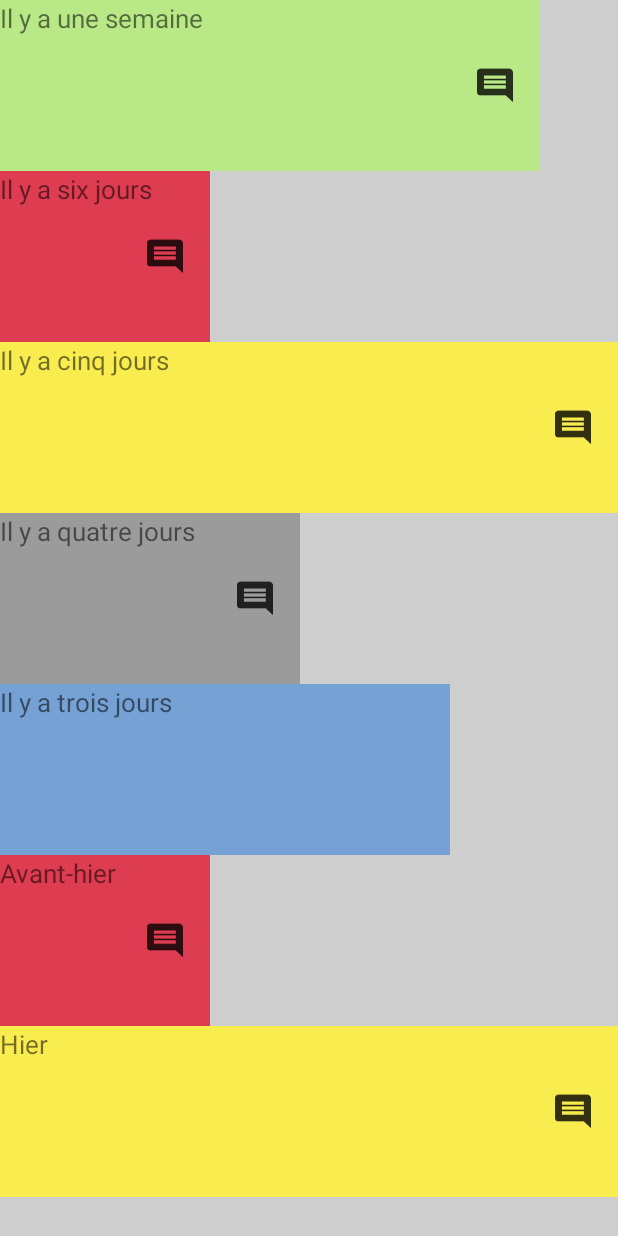
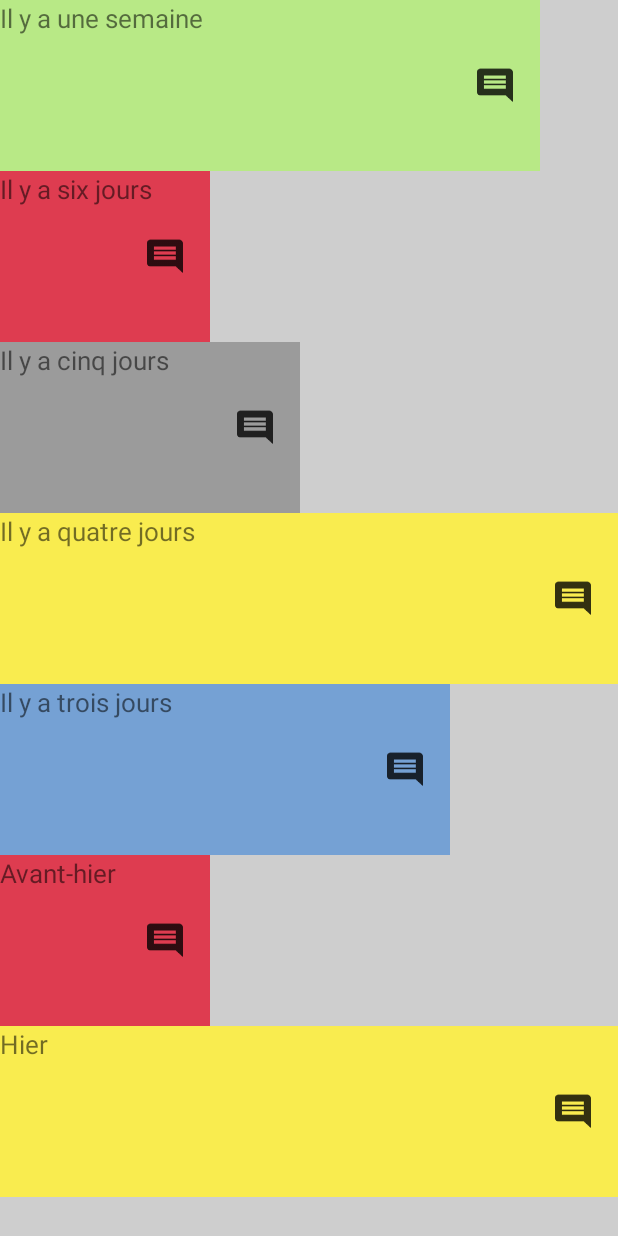
Before and after one commit to MiguelFerreiraMendes/MoodTacker, an Android app: the View_history_recycler_view screen opened directly, with no data from a screen before it, on a phone screen of 412 x 824 dp. Run offline under Robolectric (Android 15) with nearby library versions, the phone set to English and light mode, and no system bars.

Commit message:
Adjust the MoodHistoryAdapter for a Table and not an array. The View_history_recycler_view.java is now working with the json from the MainActivity

```diff
--- a/app/src/main/java/com/miguel/moodtracker/controller/MoodHistoryAdapter.java
+++ b/app/src/main/java/com/miguel/moodtracker/controller/MoodHistoryAdapter.java
@@ -15,19 +15,17 @@ import android.widget.Toast;
 import com.miguel.moodtracker.R;
 import com.miguel.moodtracker.model.Mood_history;
 
-import java.util.List;
-
 class MoodHistoryAdapter extends RecyclerView.Adapter<MyViewHolder> {
 
-    private List<Mood_history> mmoodlist;
+    private Mood_history[] mmoodlist;
     private Context mContext;
     private SharedPreferences mSharedPreferences;
     private int mwidth;
     private int mheight;
-    private int index = 0;
+    private int index = 6;
 
 
-    MoodHistoryAdapter(List<Mood_history> moodlist, Context context){
+    MoodHistoryAdapter(Mood_history[] moodlist, Context context){
         mmoodlist = moodlist;
         mContext = context;
         mSharedPreferences = mContext.getSharedPreferences("display size", Context.MODE_PRIVATE);
@@ -44,12 +42,12 @@ class MoodHistoryAdapter extends RecyclerView.Adapter<MyViewHolder> {
 
     @Override
     public void onBindViewHolder(MyViewHolder myViewHolder, int position) {
-        myViewHolder.displayColor(mmoodlist.get(position));
-        myViewHolder.displaymoodWidth(mmoodlist.get(position), mwidth);
+        myViewHolder.displayColor(mmoodlist , position , mContext);
+        myViewHolder.displaymoodWidth(mmoodlist, mwidth, position, mContext);
         myViewHolder.displaymoodHeight(mheight /7);
         myViewHolder.displayText(index);
-        myViewHolder.displayCommentButton(mmoodlist.get(position), mContext);
-        index++;
+        myViewHolder.displayCommentButton(mmoodlist[position], mContext);
+        index--;
 
 
     }
@@ -57,7 +55,7 @@ class MoodHistoryAdapter extends RecyclerView.Adapter<MyViewHolder> {
 
     @Override
      public int getItemCount() {
-         return mmoodlist.size();
+         return mmoodlist.length;
      }
 }
 
@@ -79,8 +77,10 @@ class MyViewHolder extends RecyclerView.ViewHolder {
     }
 
 
-    void displayColor(Mood_history mood_history){
-        mBackgroundColor.setBackgroundColor(mood_history.getmbackgroundColor());
+    void displayColor(Mood_history[] mood_history, int position , Context mContext){
+        mBackgroundColor.setBackgroundColor(mContext.getResources().getColor(mood_history[position].getmbackgroundColor()));
+
+        Log.i("color", "color displayed"+ mood_history[position].getmbackgroundColor());
     }
 
     void displayCommentButton(Mood_history mood_history, final Context context){
@@ -99,8 +99,8 @@ class MyViewHolder extends RecyclerView.ViewHolder {
 
     }
 
-    void displaymoodWidth(Mood_history mood_history, int width){
-        int color = mood_history.getmbackgroundColor();
+    void displaymoodWidth(Mood_history[] mood_history, int width, int position, Context mContext){
+        int color = mContext.getResources().getColor(mood_history[position].getmbackgroundColor());
         Log.i("color", "couleur dans la fonction" + color);
         switch (color)
         {
@@ -131,25 +131,25 @@ class MyViewHolder extends RecyclerView.ViewHolder {
     void displayText(int index){
         switch (index)
         {
-            case 0:
+            case 6:
                 mXjours.setText("Il y a une semaine");
                 break;
-            case 1:
+            case 5:
                 mXjours.setText("Il y a six jours");
                 break;
-            case 2:
+            case 4:
                 mXjours.setText("Il y a cinq jours");
                 break;
             case 3:
                 mXjours.setText("Il y a quatre jours");
                 break;
-            case 4:
+            case 2:
                 mXjours.setText("Il y a trois jours");
                 break;
-            case 5:
+            case 1:
                 mXjours.setText("Avant-hier");
                 break;
-            case 6:
+            case 0:
                 mXjours.setText("Hier");
                 break;
             default:
--- a/app/src/main/java/com/miguel/moodtracker/controller/View_history_recycler_view.java
+++ b/app/src/main/java/com/miguel/moodtracker/controller/View_history_recycler_view.java
@@ -14,6 +14,7 @@ import android.widget.LinearLayout;
 import com.google.gson.Gson;
 import com.google.gson.JsonArray;
 import com.google.gson.JsonElement;
+import com.google.gson.JsonObject;
 import com.miguel.moodtracker.R;
 import com.miguel.moodtracker.model.Mood_history;
 
@@ -21,6 +22,7 @@ import org.json.JSONArray;
 import org.json.JSONObject;
 
 import java.util.ArrayList;
+import java.util.Arrays;
 import java.util.List;
 
 public class View_history_recycler_view extends AppCompatActivity {
@@ -37,8 +39,27 @@ public class View_history_recycler_view extends AppCompatActivity {
         SharedPreferences mPrefs = getSharedPreferences("mood_of_the_day", MODE_PRIVATE);
         SharedPreferences mSharedPreferencesDisplay = this.getSharedPreferences("display size", MODE_PRIVATE);
 
+        Gson gson = new Gson();
+
+
         String json = mPrefs.getString("json", "");
-        Log.i("json", ""+ json);
+        Log.i("json", "Json quand on le récup dans l'activité de l'historique"+ json);
+        Mood_history[] moodTable = gson.fromJson(json, Mood_history[].class);
+        Log.i("json", "Json quand on le remet au format de tableau" + Arrays.toString(moodTable));
+        Mood_history mood1 = moodTable[0];
+        Mood_history mood2 = moodTable[1];
+        Mood_history mood3 = moodTable[2];
+        Mood_history mood4 = moodTable[3];
+        Mood_history mood5 = moodTable[4];
+        Mood_history mood6 = moodTable[5];
+        Mood_history mood7 = moodTable[6];
+
+
+        Log.i("json", "premier élément quand on le récup" + mood1);
+
+
+
+
 
         int ressourceID = getResources().getIdentifier("status_bar_height", "dimen", "android");
         int barheight = getResources().getDimensionPixelSize(ressourceID);
@@ -76,7 +97,7 @@ public class View_history_recycler_view extends AppCompatActivity {
         mmood_list.add(new Mood_history("J'ai manger un kebab",getResources().getColor(R.color.background_superHappy)));
 
 
-        monadapteur = new MoodHistoryAdapter(mmood_list, this);
+        monadapteur = new MoodHistoryAdapter(moodTable, this);
 
         mRecyclerView.setLayoutManager(new LinearLayoutManager(getApplicationContext(), LinearLayoutManager.VERTICAL, false));
         mRecyclerView.setAdapter(monadapteur);
```
